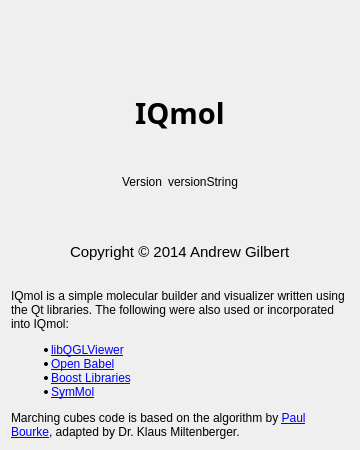
The window that src/Main/AboutDialog.ui (nutjunkie/IQmol) describes before a commit, drawn with Qt 5.
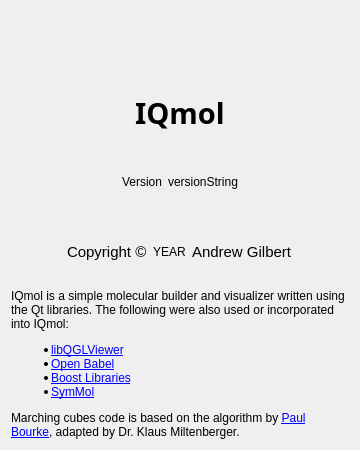
The same window after the commit. Icons and pictures are not drawn.

Commit message: Fixed copyright date and version number

The edit to the form file:
```diff
--- a/src/Main/AboutDialog.ui
+++ b/src/Main/AboutDialog.ui
@@ -178,7 +178,26 @@
         </font>
        </property>
        <property name="text">
-        <string>Copyright © 2014 Andrew Gilbert</string>
+        <string>Copyright ©</string>
+       </property>
+      </widget>
+     </item>
+     <item>
+      <widget class="QLabel" name="yearLabel">
+       <property name="text">
+        <string>YEAR</string>
+       </property>
+      </widget>
+     </item>
+     <item>
+      <widget class="QLabel" name="label_4">
+       <property name="font">
+        <font>
+         <pointsize>11</pointsize>
+        </font>
+       </property>
+       <property name="text">
+        <string>Andrew Gilbert</string>
        </property>
       </widget>
      </item>
```
The commit also changes 2 other files.
